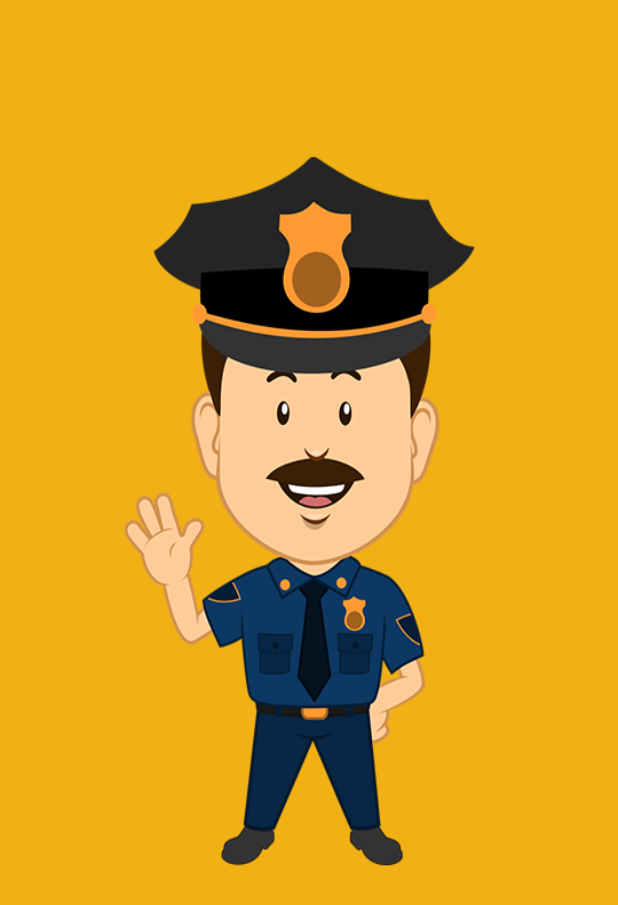
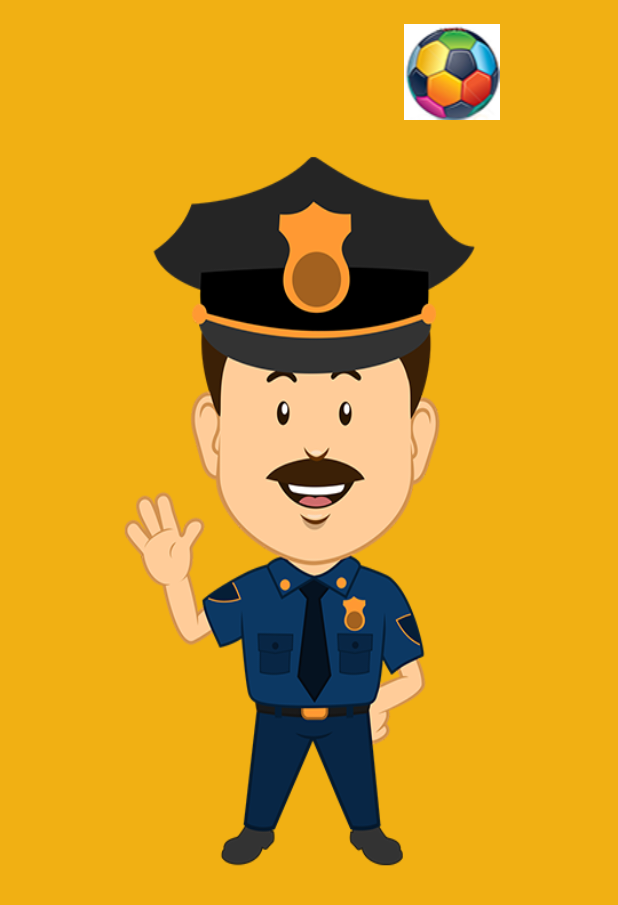
Before and after one commit to ishanguliani/TheDrunkApp, an Android app: the screen it shows after launch (MainActivity), on a phone screen of 412 x 824 dp. Shown: the top 905 px of the screen. Run offline under Robolectric (Android 15) with nearby library versions, the phone set to English and light mode, and no system bars.

Commit message:
Merge remote-tracking branch 'origin/May-2-2015' into Updated-May-2-2015
Conflicts:
	app/src/main/java/thedrunkappbeta/karmanishthdevelopers/com/thedrunkapp/MainActivity.java

```diff
--- a/app/src/main/res/layout/layout_home_screen.xml
+++ b/app/src/main/res/layout/layout_home_screen.xml
@@ -10,8 +10,14 @@
     android:layout_width="match_parent" android:layout_height="match_parent">
 
 
+    <LinearLayout
+        android:layout_width="match_parent"
+        android:layout_height="wrap_content"
+        android:orientation="horizontal">
+
+
     <TextView
-        android:layout_width="wrap_content"
+        android:layout_width="0dp"
         android:layout_height="wrap_content"
         android:layout_weight="1"
         android:textAppearance="?android:attr/textAppearanceLarge"
@@ -20,6 +26,16 @@
         android:layout_gravity="center_horizontal"
         android:textColor="@android:color/white"
         android:id="@+id/textView2" />
+
+        <ImageView
+            android:layout_width="0dp"
+            android:layout_height="wrap_content"
+            android:layout_weight="1"
+            android:src="@drawable/ball" />
+
+
+
+    </LinearLayout>
 
     <TextView
         android:layout_width="wrap_content"
```
